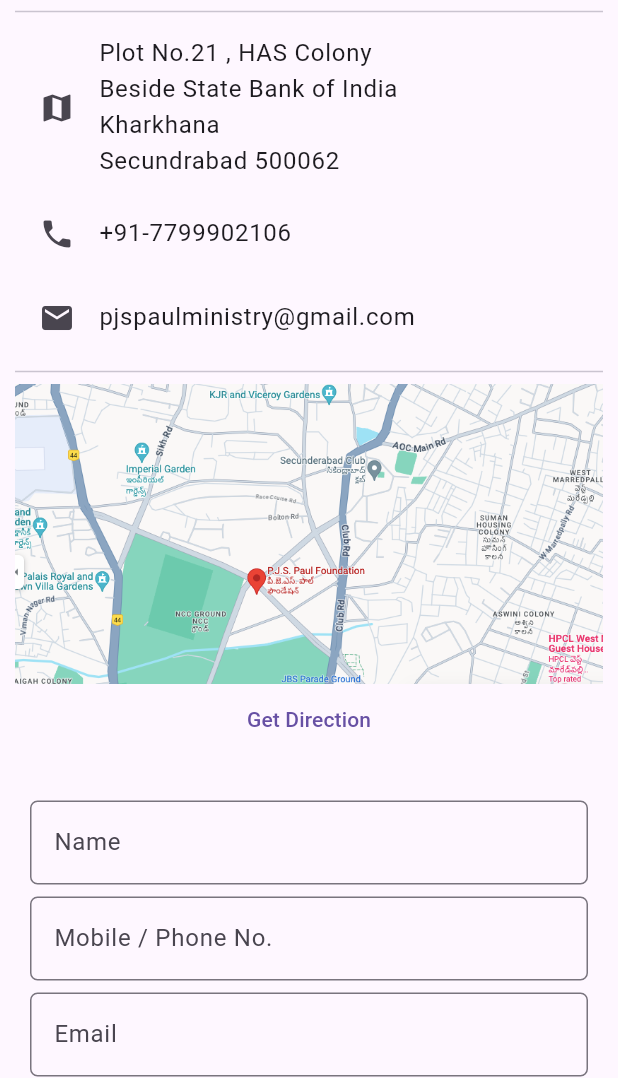
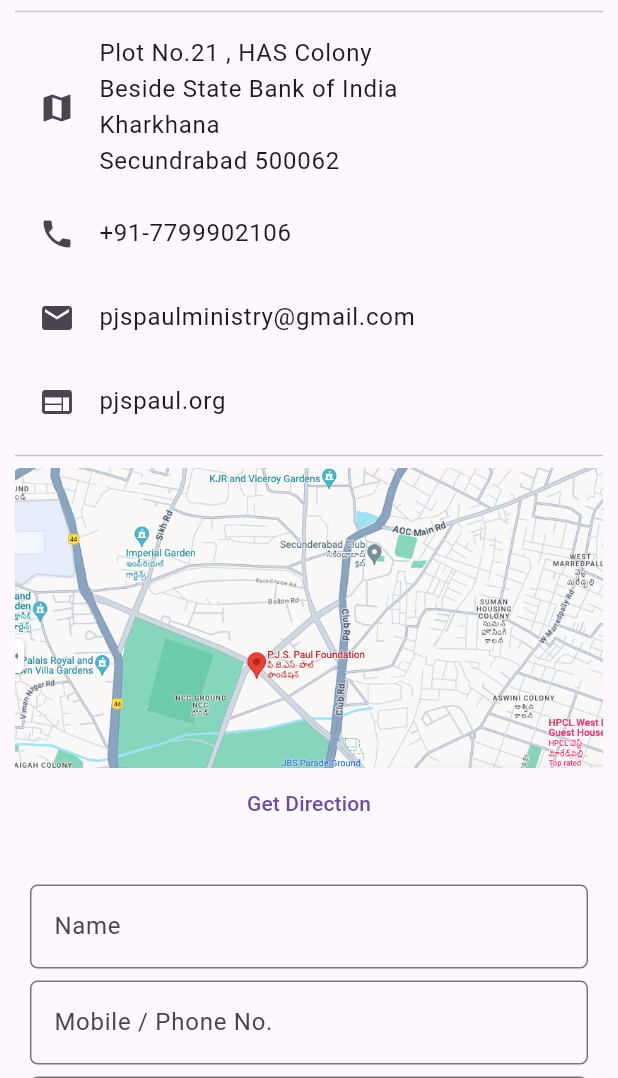
Before and after one commit to octopuscart/pjapp, a Flutter app: the screen it shows after launch, in the side drawer, after a tap on "Reach us", on a phone screen of 412 x 824 dp, the part 158-1236 px from its top. Run offline on Flutter 3.47's test engine with Material 3 defaults, Android fonts, the light colour scheme and no system bars; drawn by our look-alikes of flutter_form_builder; our stand-ins replace cached_network_image, carousel_slider, font_awesome_flutter, form_builder_validators, just_audio, just_audio_background and 4 more; missing offline and left inert: audio_session.

Commit message:
Update files

```diff
--- a/lib/views/home/home_menu.dart
+++ b/lib/views/home/home_menu.dart
@@ -120,7 +120,7 @@ class HomeDrwer {
               Navigator.pushNamed(context, 'paster-leaders');
             },
             leading: Icon(FontAwesomeIcons.personMilitaryPointing),
-            title: Text('Pastors & Leaders'),
+            title: Text('Pastors & Leaders Registration '),
           ),
           // ListTile(
           //   leading: Icon(FontAwesomeIcons.personCircleCheck),
@@ -230,7 +230,7 @@ class ReachusPage extends StatefulWidget {
 
 class _ReachusPageState extends State<ReachusPage> {
   int _current = 0;
-
+  ApiController apiobj = ApiController();
   @override
   Widget build(BuildContext context) {
     List socialList = socialListConfig();
@@ -256,14 +256,23 @@ class _ReachusPageState extends State<ReachusPage> {
               ),
             ),
             ListTile(
+                onTap: () => apiobj.launchUrlExternal("tel://+91-7799902106"),
                 leading: Icon(Icons.phone),
                 title: Text(
                   "+91-7799902106",
                 )),
             ListTile(
+                onTap: () => apiobj
+                    .launchUrlExternal("mail://pjspaulministry@gmail.com"),
                 leading: Icon(Icons.email),
                 title: Text(
                   "pjspaulministry@gmail.com",
+                )),
+            ListTile(
+                onTap: () => apiobj.launchUrlExternal("https://pjspaul.org"),
+                leading: Icon(Icons.web),
+                title: Text(
+                  "pjspaul.org",
                 )),
             Divider(),
             Container(
@@ -281,8 +290,6 @@ class _ReachusPageState extends State<ReachusPage> {
               children: [
                 TextButton(
                     onPressed: () {
-                      ApiController apiobj = ApiController();
-
                       apiobj.launchUrlExternal(
                           "https://maps.app.goo.gl/HU2z4cQycmySDXjD6");
                     },
```
Also changed, not shown: pubspec.lock.
